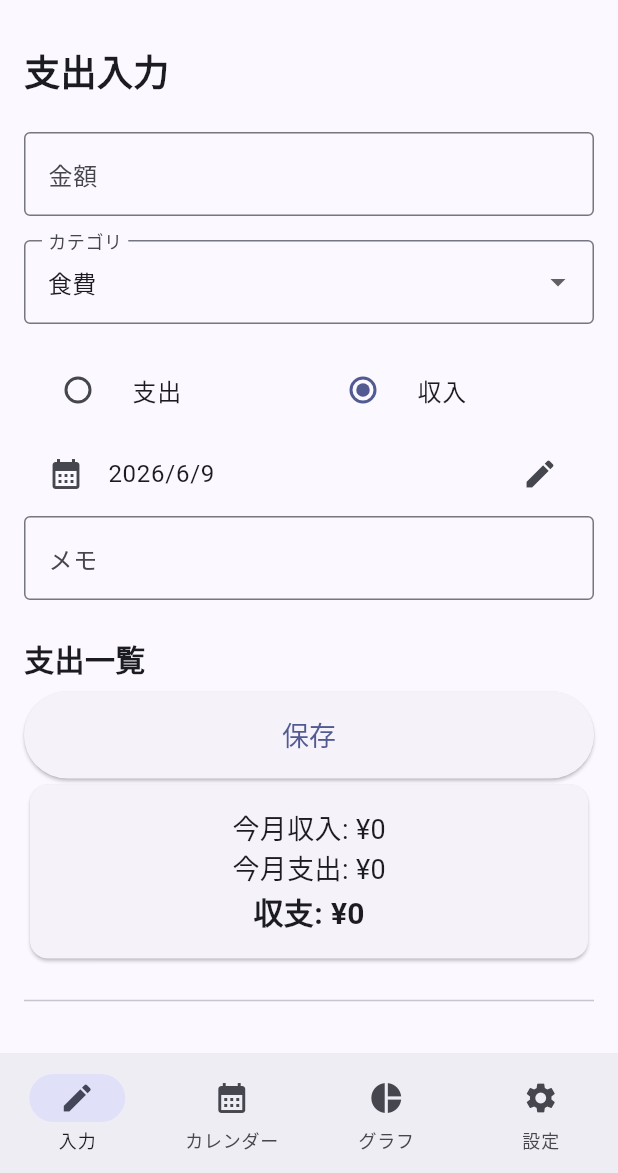
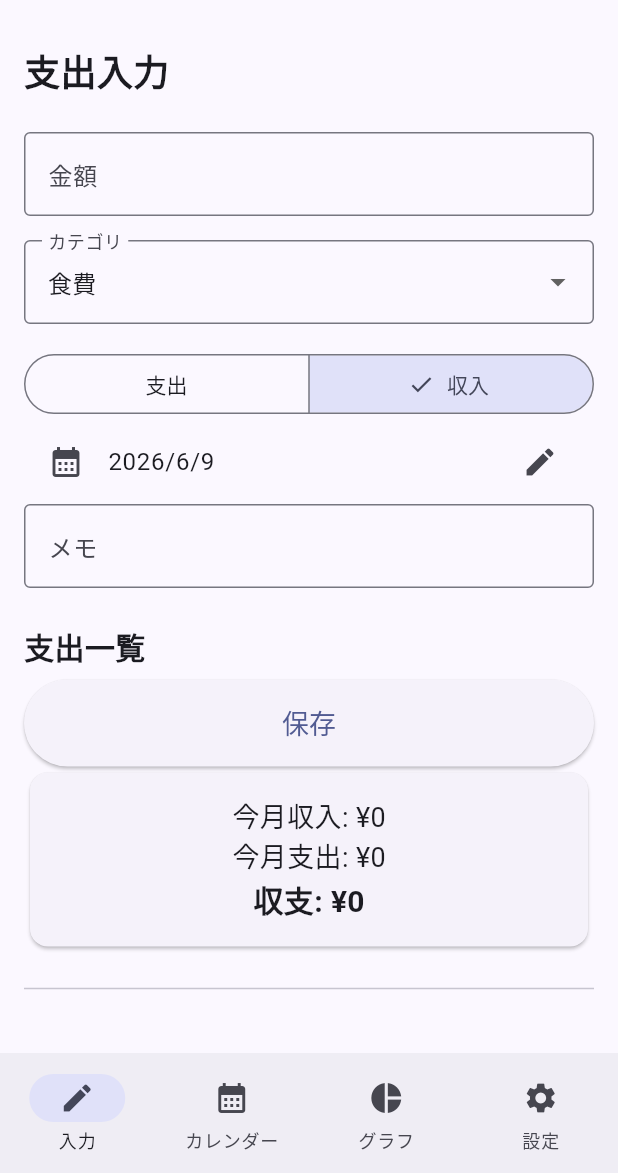
Before and after one commit to mukadegame2/kakeibo, a Flutter app: the screen it shows after launch, after a tap on "収入", on a phone screen of 412 x 824 dp, the part 63-1236 px from its top. Run offline on Flutter 3.47's test engine with Material 3 defaults, Android fonts, the light colour scheme and no system bars; our stand-ins replace shared_preferences.

Commit message:
自動修正

```diff
--- a/lib/main.dart
+++ b/lib/main.dart
@@ -77,7 +77,6 @@ class _MainScreenState extends State<MainScreen> {
   }
 
   Future<void> saveExpenses() async {
-    print("保存開始");
     final prefs = await SharedPreferences.getInstance();
 
     final jsonList = expenses.map((e) => jsonEncode(e.toJson())).toList();
@@ -86,12 +85,9 @@ class _MainScreenState extends State<MainScreen> {
   }
 
   Future<void> loadExpenses() async {
-    print("読込開始");
     final prefs = await SharedPreferences.getInstance();
 
     final jsonList = prefs.getStringList('expenses');
-
-    print(jsonList);
 
     if (jsonList == null) {
       return;
@@ -218,7 +214,7 @@ class _InputPageState extends State<InputPage> {
           const SizedBox(height: 16),
 
           DropdownButtonFormField<String>(
-            value: _selectedCategory,
+            initialValue: _selectedCategory,
             decoration: const InputDecoration(
               labelText: 'カテゴリ',
               border: OutlineInputBorder(),
@@ -238,33 +234,17 @@ class _InputPageState extends State<InputPage> {
 
           const SizedBox(height: 16),
 
-          Row(
-            children: [
-              Expanded(
-                child: RadioListTile<bool>(
-                  title: const Text('支出'),
-                  value: false,
-                  groupValue: _isIncome,
-                  onChanged: (value) {
-                    setState(() {
-                      _isIncome = value!;
-                    });
-                  },
-                ),
-              ),
-              Expanded(
-                child: RadioListTile<bool>(
-                  title: const Text('収入'),
-                  value: true,
-                  groupValue: _isIncome,
-                  onChanged: (value) {
-                    setState(() {
-                      _isIncome = value!;
-                    });
-                  },
-                ),
-              ),
+          SegmentedButton<bool>(
+            segments: const [
+              ButtonSegment(value: false, label: Text('支出')),
+              ButtonSegment(value: true, label: Text('収入')),
             ],
+            selected: {_isIncome},
+            onSelectionChanged: (Set<bool> newSelection) {
+              setState(() {
+                _isIncome = newSelection.first;
+              });
+            },
           ),
 
           ListTile(
```
